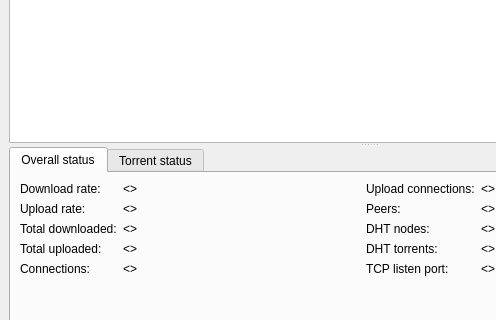
First picture: the form in src/plugins/torrent/mainwindow.ui, repository 0xd34df00d/leechcraft, before the edit; both pictures show x 0 to 496 and y 193 to 513 of the 738 by 674 pixel window.
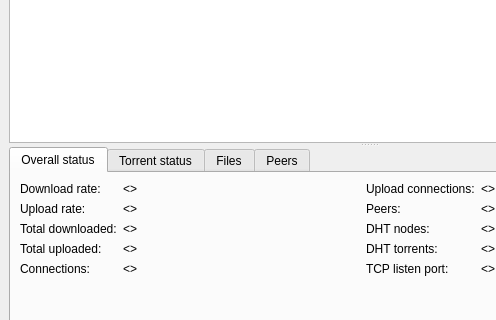
Second picture: the form after the edit. The open tabs and pages were chosen to show the change. Icons and pictures are not drawn.

What changed in the file:
```diff
--- a/src/plugins/torrent/mainwindow.ui
+++ b/src/plugins/torrent/mainwindow.ui
@@ -561,6 +561,16 @@
          </item>
         </layout>
        </widget>
+       <widget class="QWidget" name="PageFiles_" >
+        <attribute name="title" >
+         <string>Files</string>
+        </attribute>
+       </widget>
+       <widget class="QWidget" name="PagePeers_" >
+        <attribute name="title" >
+         <string>Peers</string>
+        </attribute>
+       </widget>
       </widget>
      </widget>
     </item>
```
Left out of the diff: 2 changed lines with no effect on the pictures.
